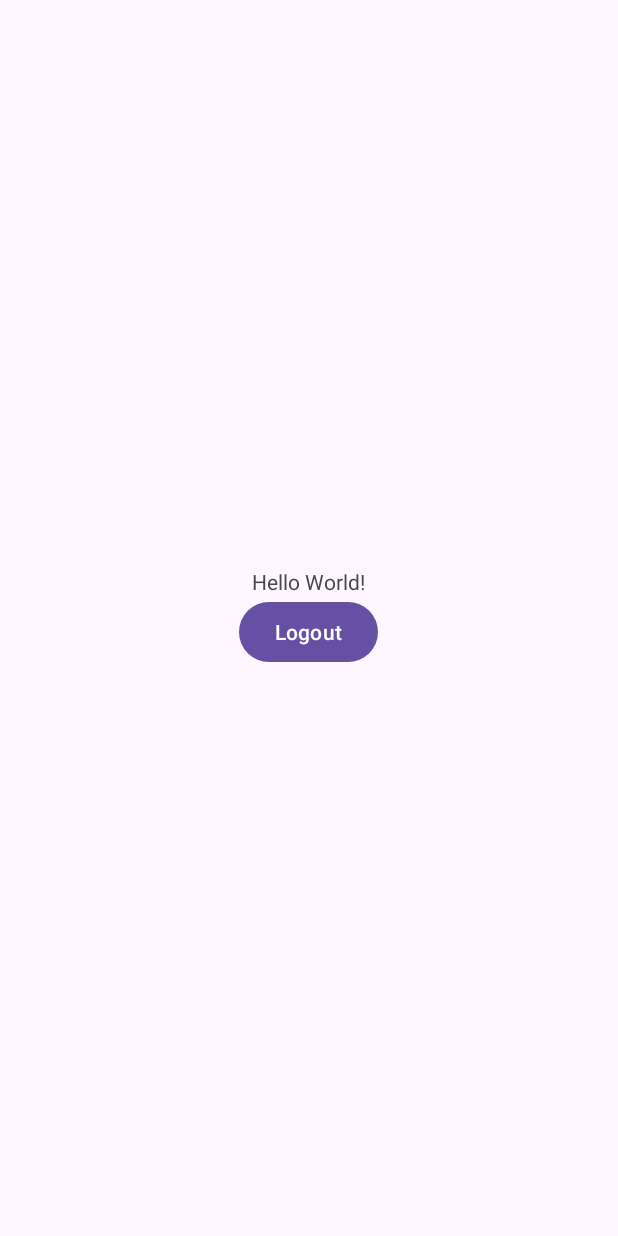
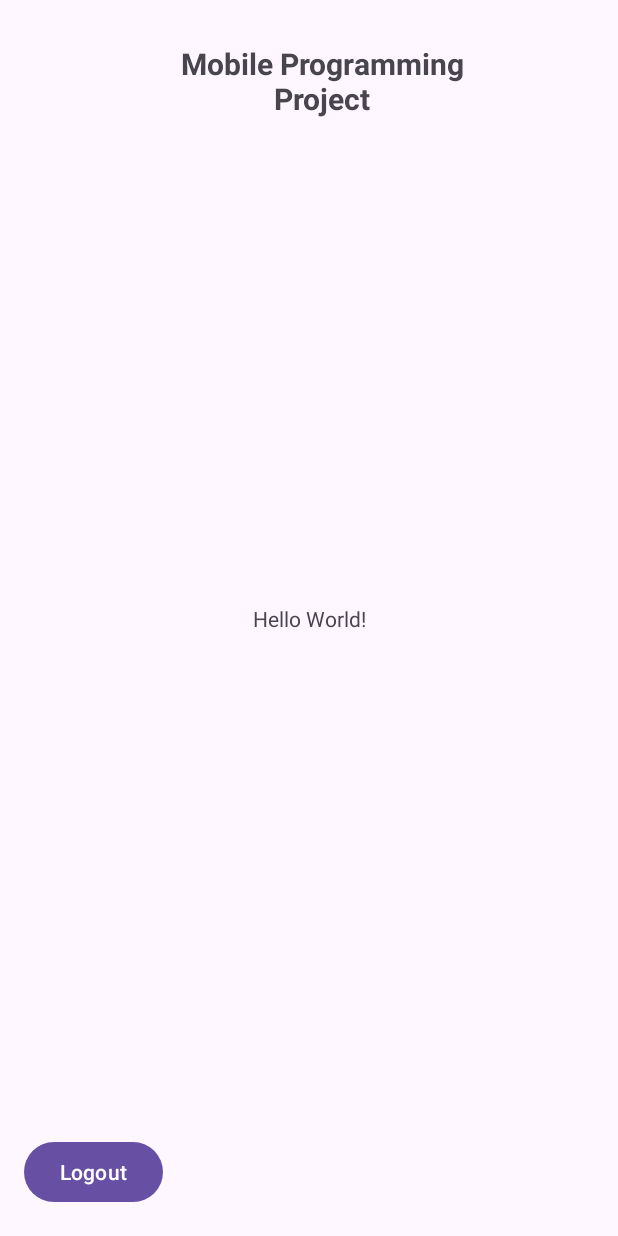
Before and after one commit to Ali-m99/Mobile-Programming-Project, an Android app: the layout activity_main.xml on its own in the app's theme, with its tools: preview values and no code run, on a phone screen of 412 x 824 dp. Run offline under Robolectric (Android 15) with nearby library versions, the phone set to English and light mode, and no system bars.

```diff
--- a/app/build.gradle.kts
+++ b/app/build.gradle.kts
@@ -35,6 +35,7 @@ dependencies {
     implementation("com.google.android.material:material:1.11.0")
     implementation("androidx.constraintlayout:constraintlayout:2.1.4")
     implementation("com.google.firebase:firebase-auth:22.3.1")
+    implementation("com.google.firebase:firebase-database:20.3.1")
     testImplementation("junit:junit:4.13.2")
     androidTestImplementation("androidx.test.ext:junit:1.1.5")
     androidTestImplementation("androidx.test.espresso:espresso-core:3.5.1")
--- /dev/null
+++ b/app/src/main/res/layout/activity_addjournal.xml
@@ -0,0 +1,6 @@
+<?xml version="1.0" encoding="utf-8"?>
+<androidx.constraintlayout.widget.ConstraintLayout xmlns:android="http://schemas.android.com/apk/res/android"
+    android:layout_width="match_parent"
+    android:layout_height="match_parent">
+
+</androidx.constraintlayout.widget.ConstraintLayout>
--- a/app/src/main/res/layout/activity_main.xml
+++ b/app/src/main/res/layout/activity_main.xml
@@ -1,5 +1,5 @@
 <?xml version="1.0" encoding="utf-8"?>
-<LinearLayout xmlns:android="http://schemas.android.com/apk/res/android"
+<androidx.constraintlayout.widget.ConstraintLayout xmlns:android="http://schemas.android.com/apk/res/android"
     xmlns:app="http://schemas.android.com/apk/res-auto"
     xmlns:tools="http://schemas.android.com/tools"
     android:layout_width="match_parent"
@@ -13,13 +13,53 @@
         android:layout_width="wrap_content"
         android:layout_height="wrap_content"
         android:text="Hello World!"
-        />
+        app:layout_constraintBottom_toBottomOf="parent"
+        app:layout_constraintEnd_toEndOf="parent"
+        app:layout_constraintStart_toStartOf="parent"
+        app:layout_constraintTop_toTopOf="parent" />
 
     <Button
         android:id="@+id/logout"
-        android:text="@string/logout"
         android:layout_width="wrap_content"
         android:layout_height="wrap_content"
-        />
+        android:text="@string/logout"
+        app:layout_constraintBottom_toBottomOf="parent"
+        app:layout_constraintEnd_toEndOf="parent"
+        app:layout_constraintHorizontal_bias="0.05"
+        app:layout_constraintStart_toStartOf="parent"
+        app:layout_constraintTop_toTopOf="parent"
+        app:layout_constraintVertical_bias="0.976" />
 
-</LinearLayout>
+    <TextView
+        android:id="@+id/textView"
+        android:layout_width="249dp"
+        android:layout_height="68dp"
+        android:text="@string/app_name"
+        android:textAlignment="center"
+        android:textSize="20sp"
+        android:textStyle="bold"
+        app:layout_constraintBottom_toBottomOf="parent"
+        app:layout_constraintEnd_toEndOf="parent"
+        app:layout_constraintHorizontal_bias="0.552"
+        app:layout_constraintStart_toStartOf="parent"
+        app:layout_constraintTop_toTopOf="parent"
+        app:layout_constraintVertical_bias="0.038" />
+
+    <ScrollView
+        android:id="@+id/scrollView2"
+        android:layout_width="414dp"
+        android:layout_height="493dp"
+        app:layout_constraintBottom_toBottomOf="parent"
+        app:layout_constraintEnd_toEndOf="parent"
+        app:layout_constraintHorizontal_bias="1.0"
+        app:layout_constraintStart_toStartOf="parent"
+        app:layout_constraintTop_toTopOf="parent"
+        app:layout_constraintVertical_bias="0.498">
+
+        <LinearLayout
+            android:layout_width="match_parent"
+            android:layout_height="wrap_content"
+            android:orientation="vertical" />
+    </ScrollView>
+
+</androidx.constraintlayout.widget.ConstraintLayout>
```
Also changed, not shown: app/src/main/AndroidManifest.xml (+4 -8 lines), app/src/main/java/com/example/mobileprogrammingproject/AddJournal.java (added, +20 -0 lines), app/src/main/java/com/example/mobileprogrammingproject/MainActivity.java (+10 -2 lines).
